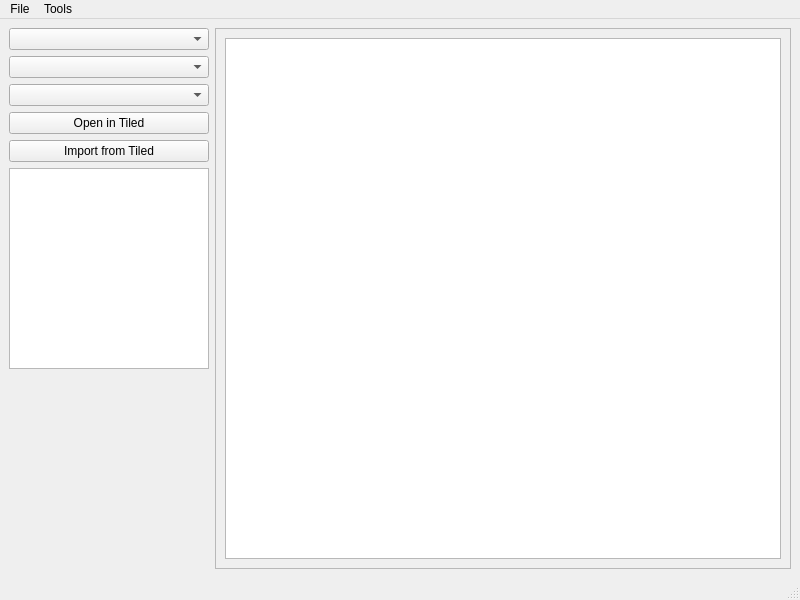
Above: main.ui from LagoLunatic/DSVEdit before the change. Below: the same form after it.
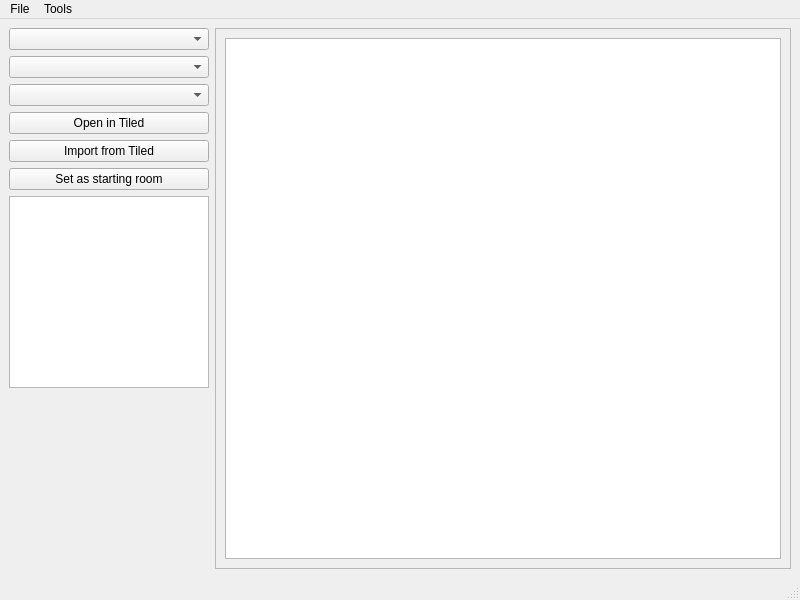
That is the form after the change. Icons and pictures are not drawn.

Commit message: GUI option to set starting room

```diff
--- a/main.ui
+++ b/main.ui
@@ -65,6 +65,13 @@
         </property>
        </widget>
       </item>
+      <item>
+       <widget class="QPushButton" name="set_as_starting_room">
+        <property name="text">
+         <string>Set as starting room</string>
+        </property>
+       </widget>
+      </item>
       <item>
        <widget class="QGraphicsView" name="map_graphics_view"/>
       </item>
```
The commit also changes 1 other file.
